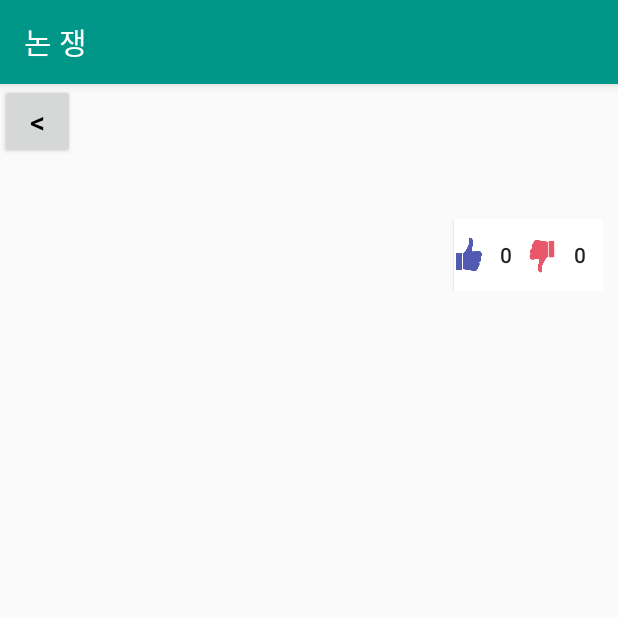
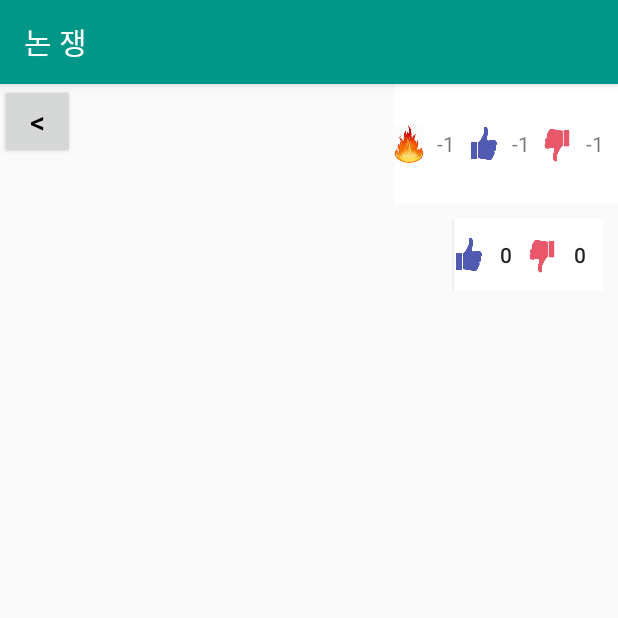
Before and after one commit to RDDcat/ArgUniverse, an Android app: the comment screen opened directly, with no data from a screen before it, on a phone screen of 412 x 824 dp, the top half of it. Run offline under Robolectric (Android 15) with nearby library versions, the phone set to English and light mode, and no system bars.

Commit message:
[Fix] 4/9 회의 전

```diff
--- a/android/app/src/main/java/kr/ac/kpu/arguniverse/MainActivity.kt
+++ b/android/app/src/main/java/kr/ac/kpu/arguniverse/MainActivity.kt
@@ -43,11 +43,10 @@ class MainActivity : AppCompatActivity() {
                 "후자는 너무 배고팠으면 그럴 수 있지 받은 것만으로도 기분 좋다\n" +
                 "\n" +
                 "이거 의외로 갈림")
-        btn.setText(popular.rebtn)
-        heart.setText(popular.reheart.toString())
-        reed.setText(popular.rereed.toString())
+
 
         btn.setOnClickListener{
+            popular.rereed.plus(1)
             var intent = Intent(applicationContext,post::class.java)
             intent.putExtra("PostID", popular.postID )
             intent.putExtra("Reheart", popular.reheart )
@@ -56,6 +55,10 @@ class MainActivity : AppCompatActivity() {
             intent.putExtra("Content",popular.content)
             startActivity(intent)
         }
+
+        btn.setText(popular.rebtn)
+        heart.setText(popular.reheart.toString())
+        reed.setText(popular.rereed.toString())
 
         initializelist()
         initRecyclerView()
--- a/android/app/src/main/java/kr/ac/kpu/arguniverse/MyRecyclerAdapter.kt
+++ b/android/app/src/main/java/kr/ac/kpu/arguniverse/MyRecyclerAdapter.kt
@@ -17,6 +17,7 @@ class RecyclerViewAdapter: RecyclerView.Adapter<RecyclerViewAdapter.MyViewHolder
         fun bind(myModel:MyModel){
             binding.rebtn.text = myModel.rebtn
             binding.rebtn.setOnClickListener {
+                myModel.rereed.plus(1)
                 var intent1 = Intent(binding.root.context,post::class.java)
                 intent1.putExtra("PostID", myModel.postID)
                 intent1.putExtra("Rebtn", myModel.rebtn)
--- a/android/app/src/main/java/kr/ac/kpu/arguniverse/comment.kt
+++ b/android/app/src/main/java/kr/ac/kpu/arguniverse/comment.kt
@@ -8,15 +8,17 @@ import org.w3c.dom.Text
 
 class comment : AppCompatActivity() {
     lateinit var finish2 : Button
-    lateinit var Cgoodcount : Button
-    lateinit var Cbadcount :Button
+    lateinit var Cgoodcount : TextView
+    lateinit var Cbadcount :TextView
     lateinit var Cedit : TextView
     lateinit var cname : TextView
+    lateinit var CheartCount : TextView
     override fun onCreate(savedInstanceState: Bundle?) {
         super.onCreate(savedInstanceState)
         setContentView(R.layout.activity_comment)
         Cgoodcount = findViewById(R.id.Cgoodcount)
         Cbadcount = findViewById(R.id.Cbadcount)
+        CheartCount = findViewById(R.id.Cheartcount)
         Cedit = findViewById(R.id.Cedit)
         cname =findViewById(R.id.cname)
         finish2 = findViewById<Button>(R.id.finish2)
@@ -30,7 +32,9 @@ class comment : AppCompatActivity() {
         var CBtn = intent.getStringExtra("cBtn")
         var CEdit = intent.getStringExtra("cEdit")
 
-
+        CheartCount.text = CHeart.toString()
+        Cgoodcount.text = Cgoodnum.toString()
+        Cbadcount.text = Cbadnum.toString()
         cname.text = CBtn
         Cedit.text =CEdit
 
--- a/android/app/src/main/java/kr/ac/kpu/arguniverse/post.kt
+++ b/android/app/src/main/java/kr/ac/kpu/arguniverse/post.kt
@@ -67,7 +67,7 @@ class post : AppCompatActivity() {
             if (edit.getText().toString().equals("")) {
                 Toast.makeText(applicationContext, "자신의 의견을 먼저 써주세요", Toast.LENGTH_SHORT).show()
             } else
-                if (edit.getText().toString().equals("")) {
+                 {
                     badnum = badnum?.plus(1)
                     Edit = edit.toString()
                     var intent = Intent(applicationContext, comment::class.java)
--- a/android/app/src/main/res/layout/activity_comment.xml
+++ b/android/app/src/main/res/layout/activity_comment.xml
@@ -11,6 +11,36 @@
             android:layout_width="match_parent"
             android:layout_height="80dp">
 
+            <TextView
+            android:id="@+id/Cheartcount"
+            android:text="0"
+            android:gravity="center"
+            android:layout_width="50dp"
+            android:layout_height="match_parent"
+            android:layout_gravity="right"
+            android:layout_marginRight="99dp"
+            android:background="@color/white"
+            android:drawableLeft="@drawable/fire1" />
+            <TextView
+                android:id="@+id/Cgoodcount"
+                android:text="0"
+                android:gravity="center"
+                android:layout_width="50dp"
+                android:layout_height="match_parent"
+                android:layout_gravity="right"
+                android:layout_marginRight="49dp"
+                android:background="@color/white"
+                android:drawableLeft="@drawable/good1" />
+
+            <TextView
+                android:id="@+id/Cbadcount"
+                android:text="0"
+                android:layout_width="50dp"
+                android:gravity="center"
+                android:layout_height="match_parent"
+                android:layout_gravity="right"
+                android:background="@color/white"
+                android:drawableLeft="@drawable/bad1"/>
             <TextView
                 android:id="@+id/cname"
                 android:layout_width="wrap_content"
@@ -38,7 +68,7 @@
         android:layout_height="wrap_content">
 
         <Button
-            android:id="@+id/Cgoodcount"
+            android:id="@+id/editgoodcount"
             android:text="0"
             android:layout_width="50dp"
             android:layout_height="match_parent"
@@ -48,7 +78,7 @@
             android:drawableLeft="@drawable/good1" />
 
         <Button
-            android:id="@+id/Cbadcount"
+            android:id="@+id/editbadcount"
             android:text="0"
             android:layout_width="50dp"
             android:layout_height="match_parent"
@@ -61,6 +91,7 @@
             android:layout_height="match_parent"
             android:layout_margin="10dp"
             android:text="소신발언"
+            android:textColor="@color/black"
 
             />
 
```
